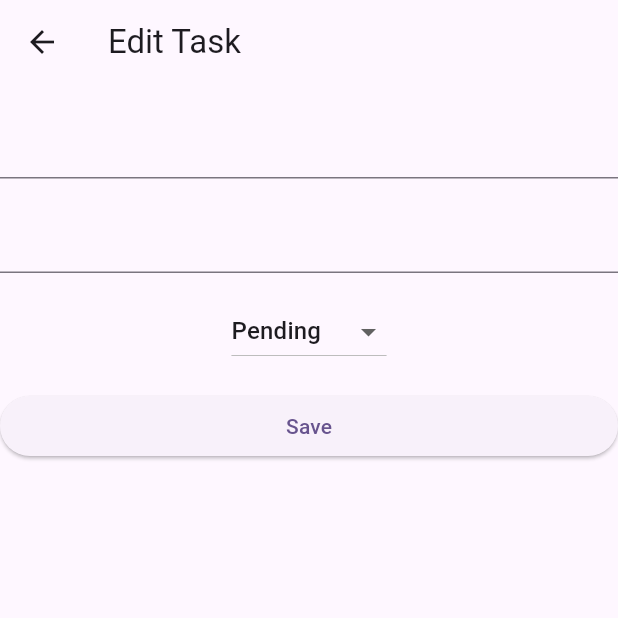
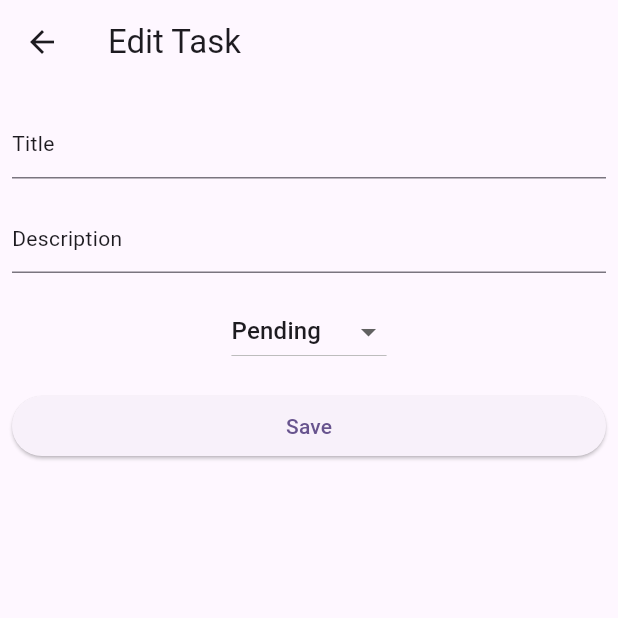
Before and after one commit to parth112002/task_management, a Flutter app: the TaskAddEditScreen screen opened directly with empty values, on a phone screen of 412 x 824 dp, the top half of it. Run offline on Flutter 3.47's test engine with Material 3 defaults, Android fonts, the phone set to English and light mode, and no system bars; our stand-ins replace fluttertoast, get, sqflite; accounts and stored records are empty.

Commit message:
bug solving - db not opening, ui changes, db insert bug

```diff
--- a/lib/main.dart
+++ b/lib/main.dart
@@ -1,9 +1,12 @@
 import 'package:flutter/material.dart';
+import 'package:get/get.dart';
 
 import './ui/task/list/task_list_screen.dart';
 import './service/task_service.dart';
 
 void main() {
+  WidgetsFlutterBinding.ensureInitialized();
+
   // to close db when app is close
   WidgetsBinding.instance.addObserver(AppLifecycleObserver());
 
@@ -15,7 +18,8 @@ class MyApp extends StatelessWidget {
 
   @override
   Widget build(BuildContext context) {
-    return MaterialApp(
+    return GetMaterialApp(
+      debugShowCheckedModeBanner: false,
       title: 'Task Management System',
       theme: ThemeData(
         colorScheme: .fromSeed(seedColor: Colors.deepPurple),
--- a/lib/ui/task/add_edit/task_add_edit_screen.dart
+++ b/lib/ui/task/add_edit/task_add_edit_screen.dart
@@ -56,6 +56,8 @@ class _TaskAddEditScreenState extends State<TaskAddEditScreen> {
       body: SafeArea(
         child: Form(
           key: _formKey,
+          child: Padding(
+            padding: const EdgeInsets.symmetric(horizontal: 8.0),
             child: Column(
               children: [
                 _verticalSpaceBetweenWidgets(),
@@ -70,12 +72,14 @@ class _TaskAddEditScreenState extends State<TaskAddEditScreen> {
             ),
           ),
         ),
+      ),
     );
   }
 
   Widget _titleField() {
     return TextFormField(
       controller: _titleTextController,
+      decoration: InputDecoration(hint: Text('Title')),
       validator: (value) {
         if (value == null || value.trim().isEmpty) {
           return 'Title is required';
@@ -88,6 +92,7 @@ class _TaskAddEditScreenState extends State<TaskAddEditScreen> {
   Widget _descriptionField() {
     return TextFormField(
       controller: _descriptionTextController,
+      decoration: InputDecoration(hint: Text('Description')),
     );
   }
 
```
Also changed, not shown: lib/const/static_functions.dart (+10 -4 lines), lib/state/task_controller.dart (+18 -7 lines), 1 other file. Lines whose indentation alone changed are shown as unchanged.
